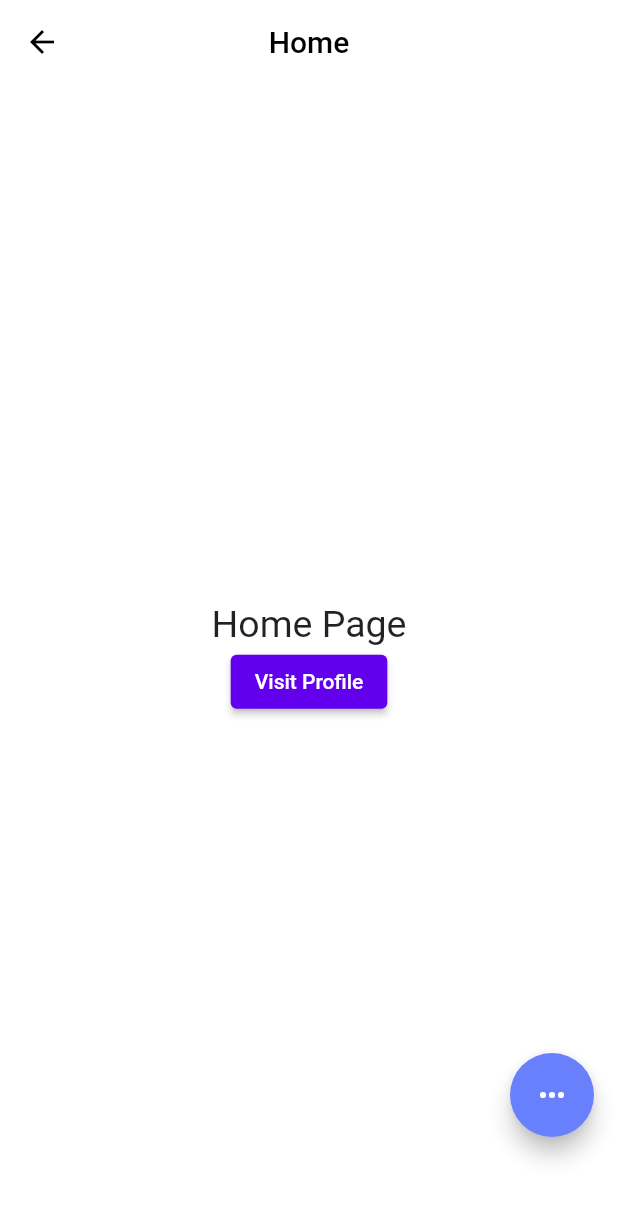
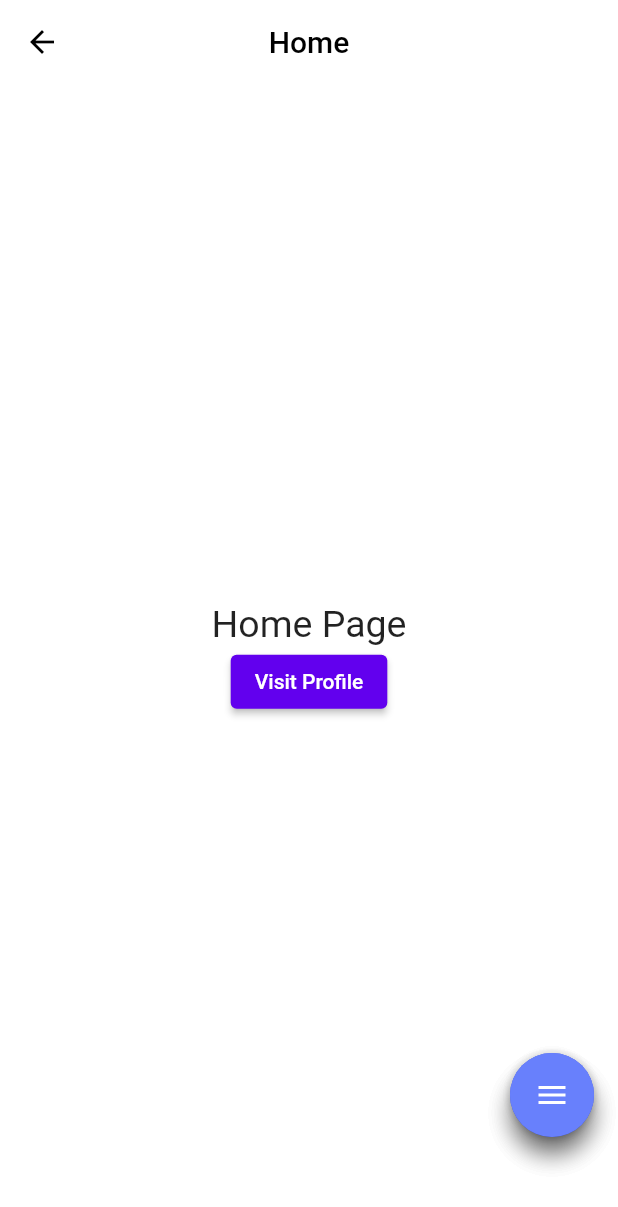
Before and after one commit to pavittarsingh315/Jima-Frontend, a Flutter app: the HomePage screen opened directly, on a phone screen of 412 x 824 dp. Shown: the top 1207 px of the screen. Run offline on Flutter 3.47's test engine with Material 2 defaults, Android fonts, the phone set to English and light mode, and no system bars; drawn by our look-alikes of flutter_speed_dial; our stand-ins replace another_flushbar, cached_network_image, flutter_image_compress, flutter_keyboard_visibility, flutter_multi_formatter, flutter_secure_storage and 9 more; missing offline and left inert: custom_nested_scroll_view, flutter_uploader; accounts and stored records are empty.

Commit message:
Created a custom expandable fab. Removed speed dial dep. cause it sucked ballz.

```diff
--- /dev/null
+++ b/lib/components/expandable_fab.dart
@@ -0,0 +1,112 @@
+import 'package:flutter/material.dart';
+
+import 'package:nerajima/providers/theme_provider.dart';
+import 'package:nerajima/pages/browse/search_button.dart';
+
+class ExpandableFAB extends StatefulWidget {
+  const ExpandableFAB({Key? key}) : super(key: key);
+
+  @override
+  State<ExpandableFAB> createState() => _ExpandableFABState();
+}
+
+class _ExpandableFABState extends State<ExpandableFAB> with SingleTickerProviderStateMixin {
+  bool isOpened = false;
+  late AnimationController animationController;
+  late Animation<Color?> animateColor;
+  late Animation<double> animateIcon;
+  late Animation<double> translateButton;
+  final Curve curve = Curves.easeIn;
+
+  @override
+  void initState() {
+    super.initState();
+    animationController = AnimationController(vsync: this, duration: const Duration(milliseconds: 250))
+      ..addListener(() {
+        setState(() {});
+      });
+    animateIcon = Tween<double>(begin: 0, end: 1).animate(animationController);
+    animateColor = ColorTween(begin: primary, end: Colors.red).animate(CurvedAnimation(
+      parent: animationController,
+      curve: Interval(0, 1, curve: curve),
+    ));
+    translateButton = Tween<double>(
+      begin: 56,
+      end: -14.0,
+    ).animate(CurvedAnimation(
+      parent: animationController,
+      curve: Interval(
+        0.0,
+        0.75,
+        curve: curve,
+      ),
+    ));
+  }
+
+  @override
+  void dispose() {
+    animationController.dispose();
+    super.dispose();
+  }
+
+  animate() {
+    if (!isOpened) {
+      animationController.forward();
+    } else {
+      animationController.reverse();
+    }
+    isOpened = !isOpened;
+  }
+
+  @override
+  Widget build(BuildContext context) {
+    return Padding(
+      padding: const EdgeInsets.only(bottom: 50.0),
+      child: Column(
+        mainAxisAlignment: MainAxisAlignment.end,
+        children: [
+          Transform(
+            transform: Matrix4.translationValues(0.0, translateButton.value * 2, 0),
+            child: _addFAB(context),
+          ),
+          Transform(
+            transform: Matrix4.translationValues(0.0, translateButton.value, 0),
+            child: _searchFAB(context),
+          ),
+          _mainFAB(context),
+        ],
+      ),
+    );
+  }
+
+  Widget _mainFAB(BuildContext context) {
+    return FloatingActionButton(
+      heroTag: "main",
+      backgroundColor: animateColor.value,
+      onPressed: animate,
+      child: AnimatedIcon(
+        icon: AnimatedIcons.menu_close,
+        progress: animateIcon,
+        color: Colors.white,
+      ),
+    );
+  }
+
+  Widget _searchFAB(BuildContext context) {
+    return const FloatingActionButton(
+      heroTag: "search",
+      onPressed: null,
+      backgroundColor: primary,
+      child: SearchButton(),
+    );
+  }
+
+  Widget _addFAB(BuildContext context) {
+    return const FloatingActionButton(
+      heroTag: "add",
+      onPressed: null,
+      backgroundColor: primary,
+      child: Icon(Icons.add, color: Colors.white),
+    );
+  }
+}
--- a/lib/pages/home/home.dart
+++ b/lib/pages/home/home.dart
@@ -1,13 +1,10 @@
 import 'package:flutter/material.dart';
-import 'package:flutter/cupertino.dart';
 import 'package:persistent_bottom_nav_bar_v2/persistent-tab-view.dart';
-import 'package:flutter_speed_dial/flutter_speed_dial.dart';
 import 'package:provider/provider.dart';
 
-import 'package:nerajima/providers/theme_provider.dart';
 import 'package:nerajima/providers/user_provider.dart';
-import 'package:nerajima/pages/browse/search_button.dart';
 import 'package:nerajima/components/visit_profile.dart';
+import 'package:nerajima/components/expandable_fab.dart';
 
 class HomePage extends StatelessWidget {
   const HomePage({Key? key}) : super(key: key);
@@ -39,40 +36,7 @@ class HomePage extends StatelessWidget {
           ],
         ),
       ),
-      floatingActionButton: _floatingActionButton(context),
-    );
-  }
-
-  Widget _floatingActionButton(BuildContext context) {
-    return Padding(
-      padding: const EdgeInsets.only(bottom: 50.0),
-      child: SpeedDial(
-        icon: Icons.more_horiz,
-        activeIcon: Icons.close,
-        backgroundColor: primary,
-        iconTheme: const IconThemeData(color: Colors.white),
-        animationCurve: Curves.easeIn,
-        overlayOpacity: 0,
-        spacing: 4,
-        spaceBetweenChildren: 0,
-        childrenButtonSize: const Size(64, 64),
-        renderOverlay: false,
-        children: [
-          SpeedDialChild(
-            backgroundColor: primary,
-            child: Stack(
-              children: const [
-                Positioned.fill(child: Icon(CupertinoIcons.search, color: Colors.white)),
-                SearchButton(),
-              ],
-            ),
-          ),
-          SpeedDialChild(
-            backgroundColor: primary,
-            child: const Icon(Icons.add, color: Colors.white),
-          ),
-        ],
-      ),
+      floatingActionButton: const ExpandableFAB(),
     );
   }
 }
--- a/pubspec.yaml
+++ b/pubspec.yaml
@@ -58,7 +58,6 @@ dependencies:
    flutter_image_compress: ^1.1.0
    path_provider: ^2.0.11
    animations: ^2.0.3
-   flutter_speed_dial: ^6.0.0
    persistent_bottom_nav_bar_v2: ^4.2.3
    flutter_keyboard_visibility: ^5.3.0
 
```
Also changed, not shown: pubspec.lock.
